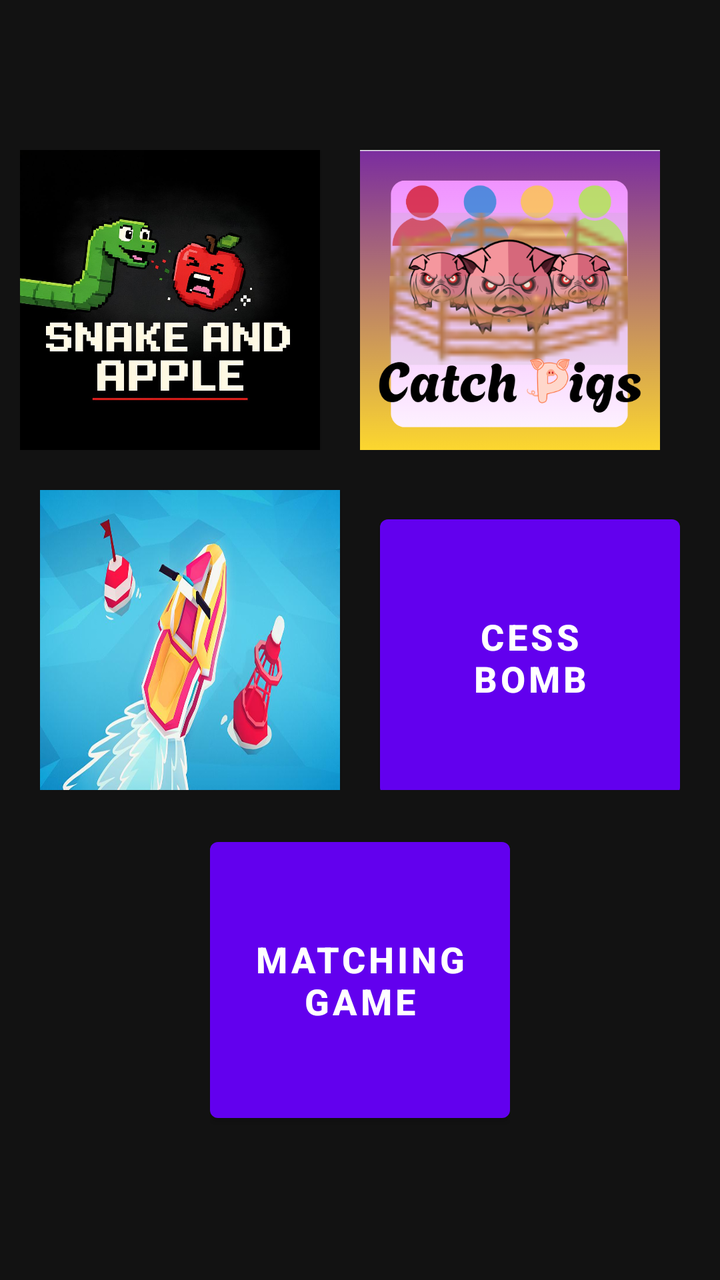
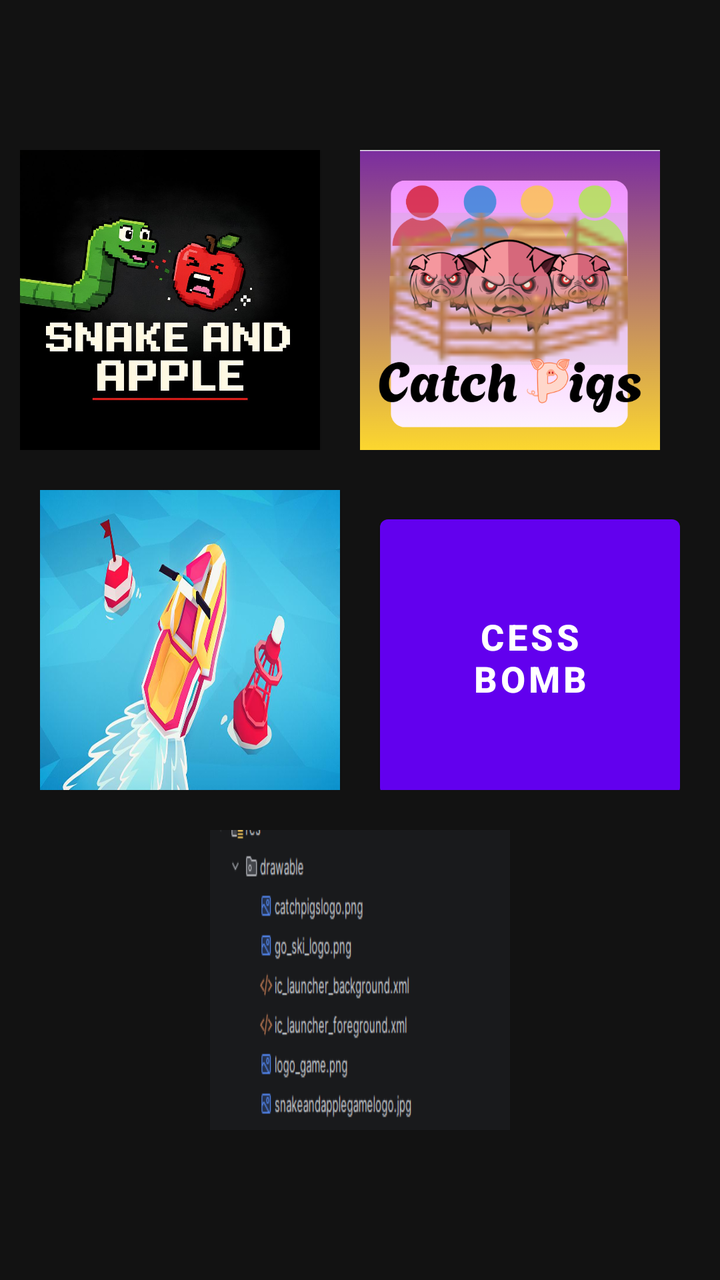

Two renders of the same Android screen: before a commit and after it. Below are the layout's source before the change and the commit's diff.
<!-- AndroidManifest.xml: application theme Theme.SummertimeParty -->
<!-- res/layout/activity_main.xml -->
<?xml version="1.0" encoding="utf-8"?>
<LinearLayout xmlns:android="http://schemas.android.com/apk/res/android"
    android:layout_width="match_parent"
    android:layout_height="match_parent"
    xmlns:app="http://schemas.android.com/apk/res-auto"
    android:orientation="vertical"
    android:gravity="center"
    android:background="#121212">

    
    <LinearLayout
        android:layout_width="wrap_content"
        android:layout_height="wrap_content"
        android:orientation="horizontal"
        android:layout_marginBottom="20dp">

        <Button
            android:id="@+id/btnSnake"
            android:layout_width="150dp"
            android:layout_height="150dp"
            android:background="@drawable/snakeandapplegamelogo"
            app:backgroundTint="@null"
            android:layout_marginEnd="20dp" />

        <Button
            android:id="@+id/btnPig"
            android:layout_width="150dp"
            android:layout_height="150dp"
            android:background="@drawable/catchpigslogo"
            app:backgroundTint="@null"
            android:layout_marginEnd="20dp" />
    </LinearLayout>

    
    <LinearLayout
        android:layout_width="wrap_content"
        android:layout_height="wrap_content"
        android:orientation="horizontal"
        android:layout_marginBottom="20dp">

        <Button
            android:id="@+id/btnGoSki"
            android:layout_width="150dp"
            android:layout_height="150dp"
            android:layout_marginEnd="20dp"
            android:background="@drawable/go_ski_logo"
            app:backgroundTint="@null" />

        <Button
            android:id="@+id/btnCessBomb"
            android:layout_width="150dp"
            android:layout_height="150dp"
            android:text="Cess\nBomb"
            android:textSize="18sp"
            android:textStyle="bold" />
    </LinearLayout>

    
    <LinearLayout
        android:layout_width="wrap_content"
        android:layout_height="wrap_content"
        android:orientation="horizontal">

        <Button
            android:id="@+id/btnMatching"
            android:layout_width="150dp"
            android:layout_height="150dp"
            android:text="Matching\nGame"
            android:textSize="18sp"
            android:textStyle="bold" />
    </LinearLayout>

</LinearLayout>
<!-- resources referenced by this layout -->
<resources>
  <!-- drawable catchpigslogo: png bitmap (drawable, 227631 bytes) -->
  <!-- drawable go_ski_logo: png bitmap (drawable, 45135 bytes) -->
  <!-- drawable snakeandapplegamelogo: jpg bitmap (drawable, 189242 bytes) -->
  <style name="Theme.SummertimeParty" parent="Theme.MaterialComponents.DayNight.DarkActionBar">
          
          <item name="colorPrimary">@color/purple_500</item>
          <item name="colorPrimaryVariant">@color/purple_700</item>
          <item name="colorOnPrimary">@color/white</item>
          
          <item name="colorSecondary">@color/teal_200</item>
          <item name="colorSecondaryVariant">@color/teal_700</item>
          <item name="colorOnSecondary">@color/black</item>
          
          <item name="android:statusBarColor">?attr/colorPrimaryVariant</item>
          
      </style>
  <color name="purple_500">#FF6200EE</color>
  <color name="purple_700">#FF3700B3</color>
  <color name="white">#FFFFFFFF</color>
  <color name="teal_200">#FF03DAC5</color>
  <color name="teal_700">#FF018786</color>
  <color name="black">#FF000000</color>
</resources>

<!-- the commit's change to res/layout/activity_main.xml (unified diff, before → after) -->
@@ -65,9 +65,8 @@
             android:id="@+id/btnMatching"
             android:layout_width="150dp"
             android:layout_height="150dp"
-            android:text="Matching\nGame"
-            android:textSize="18sp"
-            android:textStyle="bold" />
+            android:background="@drawable/matching_game_tile"
+            app:backgroundTint="@null" />
     </LinearLayout>
 
 </LinearLayout>
<!-- resource entries referenced after the edit -->
@@ -2,6 +2,7 @@
 <resources>
   <!-- drawable catchpigslogo: png bitmap (drawable, 227631 bytes) -->
   <!-- drawable go_ski_logo: png bitmap (drawable, 45135 bytes) -->
+  <!-- drawable matching_game_tile: png bitmap (drawable, 16530 bytes) -->
   <!-- drawable snakeandapplegamelogo: jpg bitmap (drawable, 189242 bytes) -->
   <style name="Theme.SummertimeParty" parent="Theme.MaterialComponents.DayNight.DarkActionBar">
           
